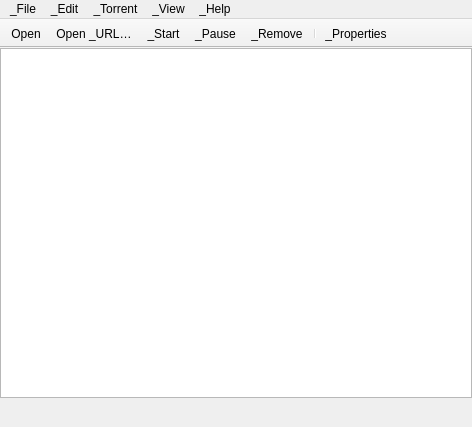
Above: qt/MainWindow.ui from retransmission/retransmission before the change. Below: the same form after it.
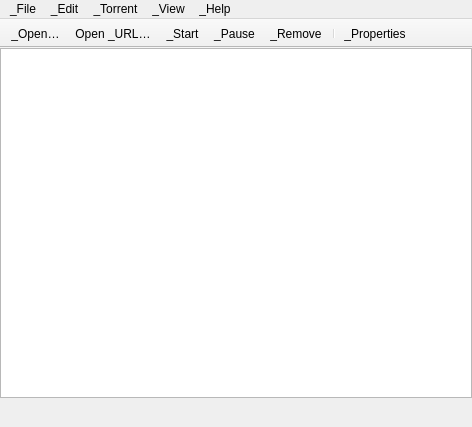
That is the form after the change. Icons and pictures are not drawn. Custom widgets are drawn as their Qt base class.

The edit to the form file:
```diff
--- a/qt/MainWindow.ui
+++ b/qt/MainWindow.ui
@@ -323,9 +323,6 @@
    <property name="text">
     <string>_Open…</string>
    </property>
-   <property name="iconText">
-    <string>Open</string>
-   </property>
    <property name="toolTip">
     <string>Open a torrent</string>
    </property>
```
Left out of the diff: 9 changed lines with no effect on the pictures.
